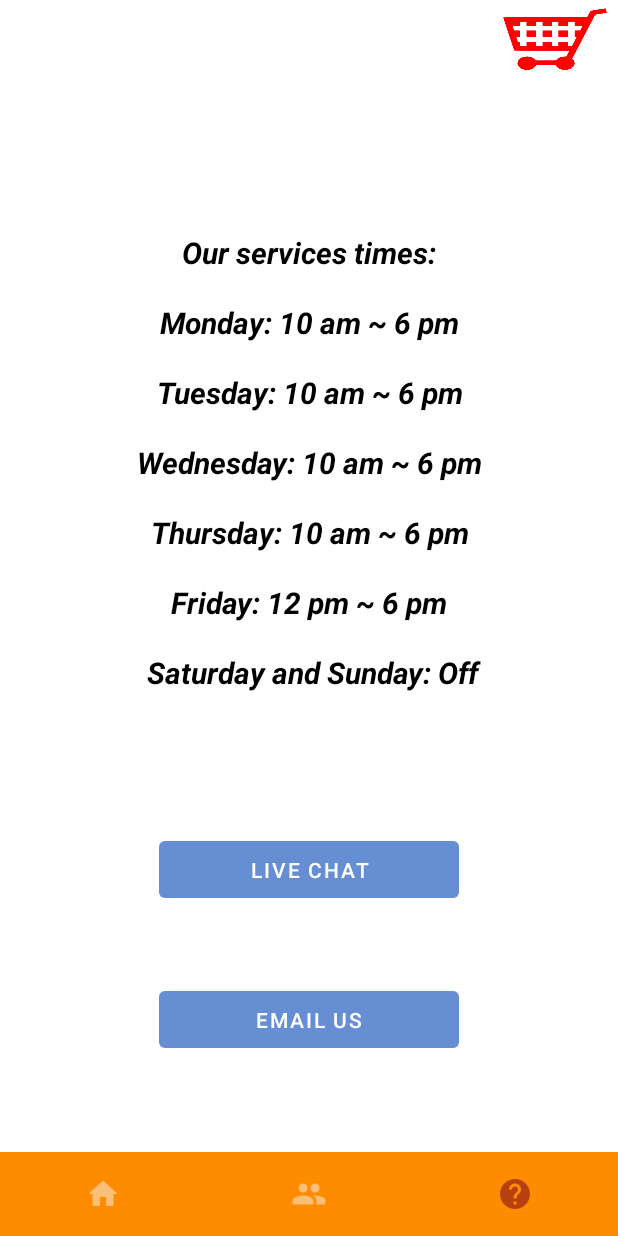
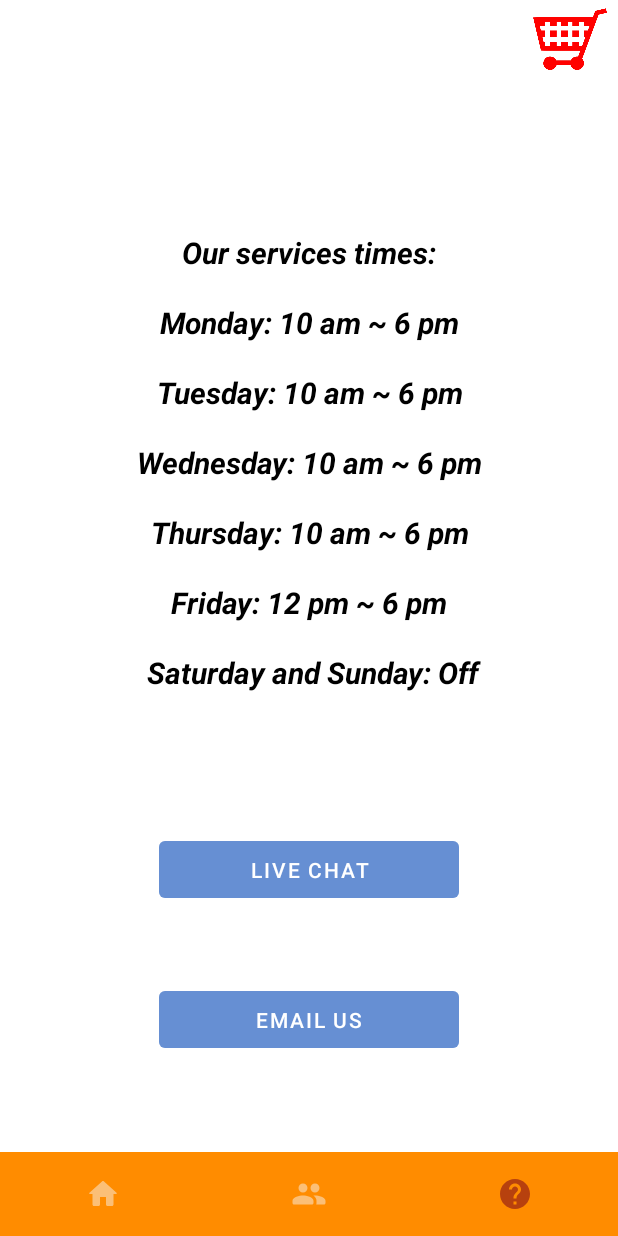
Before and after one commit to sanjanarc/a02-g11-orderup, an Android app: the MainActivity screen opened directly, with no data from a screen before it, item 3 of the bottom bar chosen, on a phone screen of 412 x 824 dp. Run offline under Robolectric (Android 15) with nearby library versions, the phone set to English and light mode, and no system bars; 5 statements that could not run were skipped.

```diff
--- a/app/src/main/res/layout/activity_main.xml
+++ b/app/src/main/res/layout/activity_main.xml
@@ -25,7 +25,7 @@
 
     <Button
         android:id="@+id/ViewCartHomeButton"
-        android:layout_width="69dp"
+        android:layout_width="49dp"
         android:layout_height="wrap_content"
         android:layout_alignParentTop="true"
         android:layout_alignParentEnd="true"
```
